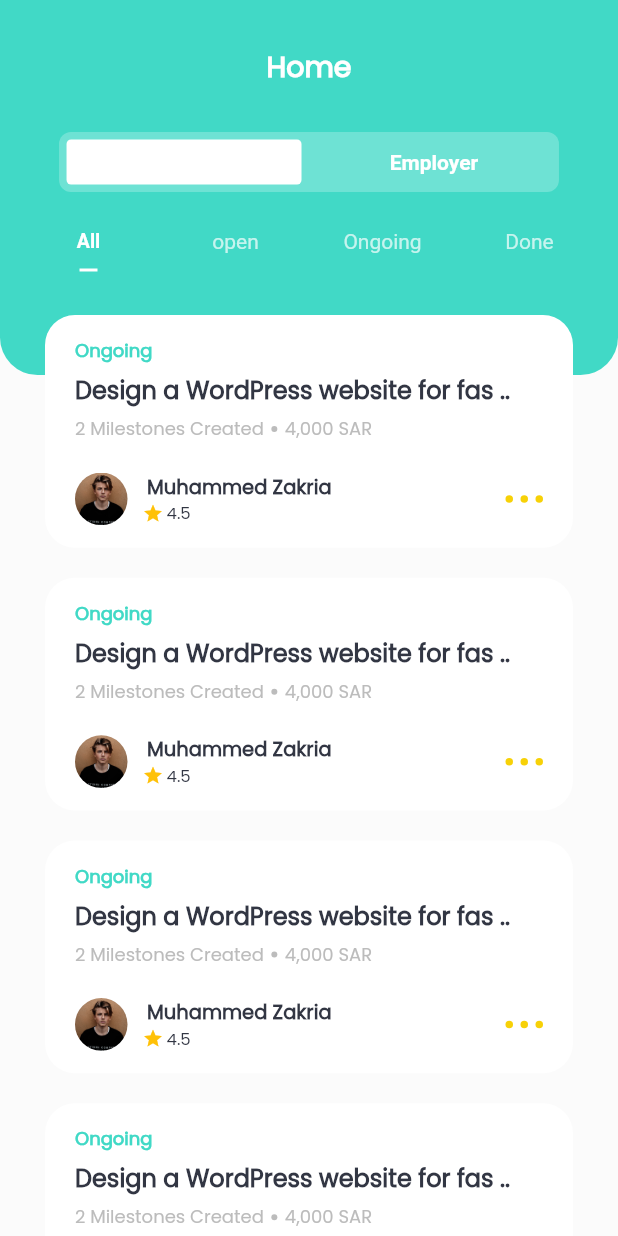
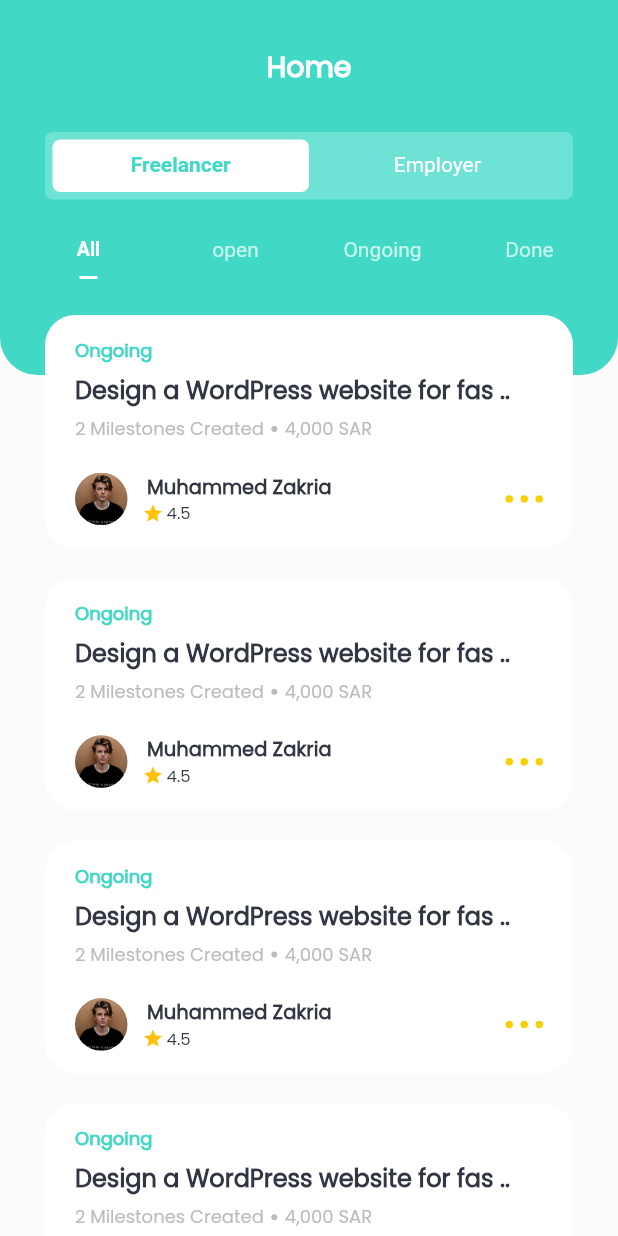
Before and after one commit to fsmdeveloper/board-ui---last-part, a Flutter app: the HomePage screen opened directly, on a phone screen of 412 x 824 dp. Run offline on Flutter 3.47's test engine with Material 2 defaults, Android fonts, the light colour scheme and no system bars; our stand-ins replace flutter_rating_bar, font_awesome_flutter, get, google_fonts, hexcolor; missing offline and left inert: groovin_widgets; Roboto replaces fonts that are missing (Cairo).

Commit message:
update code

```diff
--- a/lib/src/pages/homePage.dart
+++ b/lib/src/pages/homePage.dart
@@ -1,5 +1,4 @@
 import 'package:board_ui/src/configs/appTheme.dart';
-import 'package:board_ui/src/controllers/advanceController.dart';
 import 'package:board_ui/src/tabBar/employerTab.dart';
 import 'package:board_ui/src/tabBar/freelancerBar.dart';
 import 'package:board_ui/src/widgets/advanceSegment.dart';
@@ -19,16 +18,13 @@
 class _HomePageState extends State<HomePage>
     with SingleTickerProviderStateMixin {
   //
-  late AdvancedSegmentController _advanceC =
-      AdvancedSegmentController('freelancher');
-  //
   late TabController _tabController;
 
 //
 
   @override
   void initState() {
-    _tabController = TabController(length: 4, vsync: this);
+    _tabController = TabController(length: 2, vsync: this);
     super.initState();
   }
 
@@ -37,17 +33,6 @@
     _tabController.dispose();
     super.dispose();
   }
-
-//
-
-  final segmentName = {
-    'freelancer': 'freelancer'.tr,
-    'employer': 'employer'.tr,
-  };
-//
-  var _value = 'freelancer';
-
-  //
 
   @override
   Widget build(BuildContext context) {
@@ -82,9 +67,47 @@
                             fontWeight: FontWeight.w600,
                           ),
                           SizedBox(height: 30),
-                          advanceSegment(),
+                          // advanceSegment(),
+                          Padding(
+                            padding: EdgeInsets.symmetric(horizontal: 30),
+                            child: Container(
+                              height: 45,
+                              decoration: BoxDecoration(
+                                color: Colors.white24,
+                                borderRadius: BorderRadius.circular(5),
+                              ),
+                              child: Padding(
+                                padding: EdgeInsets.symmetric(
+                                    vertical: 5, horizontal: 5),
+                                child: TabBar(
+                                  labelStyle: GoogleFonts.cairo(
+                                    fontWeight: AppTheme.semi,
+                                    fontSize: 14,
+                                  ),
+                                  indicatorColor: AppTheme.white,
+                                  indicatorWeight: 2,
+                                  unselectedLabelStyle: GoogleFonts.cairo(
+                                    fontWeight: AppTheme.regular,
+                                  ),
+                                  unselectedLabelColor: Colors.white,
+                                  labelColor: AppTheme.primaryColor,
+                                  indicator: BoxDecoration(
+                                    color: AppTheme.white,
+                                    borderRadius: BorderRadius.circular(5),
+                                  ),
+                                  tabs: [
+                                    Tab(text: 'freelancer'.tr),
+                                    Tab(text: 'employer'.tr),
+                                  ],
+                                  controller: _tabController,
+                                ),
+                              ),
+                            ),
+                          ),
                           SizedBox(height: 10),
-                          Container(
+                          DefaultTabController(
+                            length: 4,
+                            child: Container(
                               margin: EdgeInsets.symmetric(horizontal: 10),
                               height: 60,
                               child: Column(
@@ -119,10 +142,11 @@
                                         text: 'done'.tr,
                                       ),
                                     ],
-                                  controller: _tabController,
+                                    // controller: _tabController,
                                     indicatorSize: TabBarIndicatorSize.tab,
                                   ),
                                 ],
+                              ),
                             ),
                           ),
                         ],
@@ -151,8 +175,6 @@
                                 children: [
                                   FreelancerBar(),
                                   EmployerBar(),
-                                  Center(child: KText(text: 'OnGoing')),
-                                  Center(child: KText(text: 'Done')),
                                 ],
                               ),
                             ),
@@ -169,39 +191,4 @@
       ),
     );
   }
-
-  Widget advanceSegment() {
-    return Center(
-      child: AdvancedSegment(
-        sliderOffset: 5,
-        sliderColor: Colors.white,
-        backgroundColor: Colors.white24,
-        shadow: [
-          BoxShadow(
-            color: Colors.transparent,
-          ),
-        ],
-        activeStyle: GoogleFonts.cairo(
-          fontWeight: AppTheme.semi,
-          color: AppTheme.primaryColor,
-        ),
-        inactiveStyle: GoogleFonts.cairo(
-          fontWeight: AppTheme.semi,
-          color: AppTheme.white,
-        ),
-        itemPadding: EdgeInsets.symmetric(
-          horizontal: 50,
-          vertical: 12,
-        ),
-        segments: segmentName,
-        controller: _advanceC,
-        onValueChanged: (groupValues) {
-          setState(() {
-            _value = groupValues;
-          });
-        },
-        value: _value,
-      ),
-    );
 }
-}
--- /dev/null
+++ b/lib/src/tests/segmentsButtonTest.dart
@@ -0,0 +1,122 @@
+import 'package:board_ui/src/configs/appTheme.dart';
+import 'package:board_ui/src/controllers/advanceController.dart';
+import 'package:board_ui/src/widgets/advanceSegment.dart';
+import 'package:board_ui/src/widgets/kText.dart';
+import 'package:flutter/material.dart';
+import 'package:get/get.dart';
+import 'package:google_fonts/google_fonts.dart';
+
+class SegmentButtonTest extends StatefulWidget {
+  const SegmentButtonTest({Key? key}) : super(key: key);
+
+  @override
+  _SegmentButtonTestState createState() => _SegmentButtonTestState();
+}
+
+class _SegmentButtonTestState extends State<SegmentButtonTest>
+    with SingleTickerProviderStateMixin {
+  //
+  late AdvancedSegmentController _advanceC =
+      AdvancedSegmentController('freelancher');
+  //
+  late TabController _tabController;
+
+//
+
+  @override
+  void initState() {
+    _tabController = TabController(length: 4, vsync: this);
+    super.initState();
+  }
+
+  @override
+  void dispose() {
+    _tabController.dispose();
+    super.dispose();
+  }
+
+//
+
+  final segmentName = {
+    'freelancer': 'freelancer'.tr,
+    'employer': 'employer'.tr,
+  };
+//
+  var _value = 'freelancer';
+
+  //
+  @override
+  Widget build(BuildContext context) {
+    return DefaultTabController(
+      length: 2,
+      child: SingleChildScrollView(
+        child: Padding(
+          padding: AppTheme.paddingH30,
+          child: Column(
+            children: [
+              // Container(
+              //   height: 100,
+              //   width: 100,
+              //   color: AppTheme.primaryColor,
+              // ),
+              Container(
+                decoration: BoxDecoration(
+                  color: AppTheme.grey,
+                  borderRadius: BorderRadius.circular(10),
+                ),
+                child: Padding(
+                  padding: EdgeInsets.all(8.0),
+                  child: TabBar(
+                    indicator: BoxDecoration(
+                      color: AppTheme.primaryColor,
+                      borderRadius: BorderRadius.circular(10),
+                    ),
+                    tabs: [
+                      Tab(text: '1'),
+                      Tab(text: '1'),
+                    ],
+                  ),
+                ),
+              )
+            ],
+          ),
+        ),
+      ),
+    );
+  }
+
+  Widget advanceSegment() {
+    return Center(
+      child: AdvancedSegment(
+        sliderOffset: 5,
+        sliderColor: Colors.white,
+        backgroundColor: Colors.white24,
+        shadow: [
+          BoxShadow(
+            color: Colors.transparent,
+          ),
+        ],
+        activeStyle: GoogleFonts.cairo(
+          fontWeight: AppTheme.semi,
+          color: AppTheme.primaryColor,
+        ),
+        inactiveStyle: GoogleFonts.cairo(
+          fontWeight: AppTheme.semi,
+          color: AppTheme.white,
+        ),
+        // itemPadding: EdgeInsets.symmetric(
+        //   horizontal: 50,
+        //   vertical: 12,
+        // ),
+        segments: segmentName,
+        controller: _advanceC,
+        onValueChanged: (groupValues) {
+          setState(() {
+            _value = groupValues;
+          });
+        },
+        value: _value,
+      ),
+    );
+  }
+}
```
Lines whose indentation alone changed are shown as unchanged.
